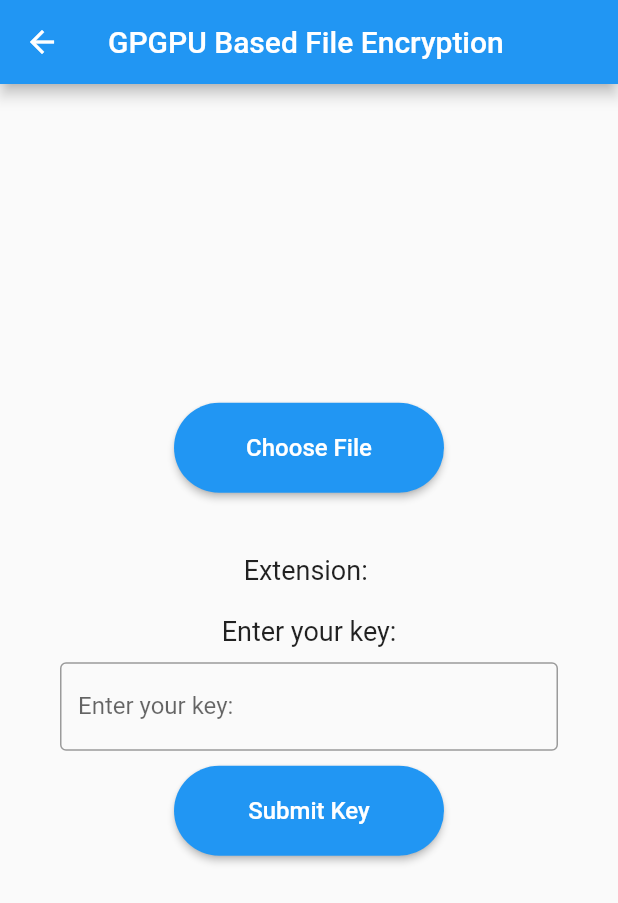
After one commit to HarshallSonawane/File-Encryption-and-Compression-Using-GPGPU, a Flutter app: the FilePick screen opened directly, after a tap on "Choose File", on a phone screen of 412 x 824 dp. The commit adds this screen. Shown: the top 903 px of the screen. Run offline on Flutter 3.47's test engine with Material 2 defaults, Android fonts, the light colour scheme and no system bars; our stand-ins replace file_picker, logger; missing offline and left inert: dart:ffi, flutter_window_close, win32, window_manager; Roboto replaces fonts that are missing (Cascadia Code).

Commit message:
Added Continous Flow to App

```diff
--- /dev/null
+++ b/os_gpu_detection/lib/FilePick.dart
@@ -0,0 +1,172 @@
+import 'dart:io';
+
+import 'package:flutter/material.dart';
+import 'package:file_picker/file_picker.dart';
+
+
+class FilePick extends StatefulWidget {
+
+  final String title;
+  final String imagePath;
+  final String description;
+
+
+  FilePick({
+    required this.title,
+    required this.imagePath,
+    required this.description,
+  });
+
+  @override
+  ChooseFile createState() => ChooseFile();
+}
+
+
+
+// ignore: must_be_immutable
+class ChooseFile extends State<FilePick> {
+
+
+  //We have the choice from previous menu here
+  late String title;
+  late String imagePath;
+  late String description;
+
+
+  @override
+  void initState() {
+    super.initState();
+    title = widget.title;
+    imagePath = widget.imagePath;
+    description = widget.description;
+  }
+
+  String fileExt = "";
+  String selectedFileName = "";
+  TextEditingController keyController = TextEditingController();
+  String submittedKey = "";
+
+
+
+    void _openFilePicker() async {
+    FilePickerResult? result = await FilePicker.platform.pickFiles(
+        allowMultiple: false,
+        dialogTitle: 'Select a File you would like to Compress',
+        type: FileType.custom,
+        allowedExtensions: [
+          'jpg',
+          'png',
+          'pdf',
+          'txt',
+          'mp4',
+          'mov',
+          'docx',
+          'heif',
+          'jpeg'
+        ]);
+
+    if (result != null) {
+      setState(() {
+        selectedFileName = result.files.first.name ?? "";
+        fileExt = result.files.first.extension ?? "";
+      });
+    }
+  }
+
+  void _submitKey() {
+    setState(() {
+      submittedKey = keyController.text;
+    });
+  }
+
+  @override
+  void dispose() {
+    keyController.dispose();
+    super.dispose();
+  }
+
+
+
+  @override
+  Widget build(BuildContext context) {
+    return Scaffold(
+      appBar: AppBar(
+        title: Text('GPGPU Based File Encryption'), // Display the title passed from the previous screen
+      ),
+      body: Center(
+
+        child: Column(
+
+          mainAxisAlignment: MainAxisAlignment.center,
+          children: <Widget>[
+            ElevatedButton(
+              onPressed: _openFilePicker,
+              child: Text('Choose File'),
+              style: ElevatedButton.styleFrom(
+                fixedSize: const Size(180, 60),
+                textStyle: const TextStyle(
+                    fontFamily: "Cascadia Code",
+                    fontSize: 16,
+                    fontWeight: FontWeight.w500),
+                shape: RoundedRectangleBorder(
+                    borderRadius: BorderRadius.circular(30))),
+            ),
+            SizedBox(height: 20),
+            Text(
+              selectedFileName,
+              style: TextStyle(fontSize: 18),
+            ),
+            Text(
+              "Extension: " + fileExt,
+              style: TextStyle(fontSize: 18),
+            ),
+            SizedBox(height: 20),
+            Text(
+              'Enter your key:',
+              style: TextStyle(fontSize: 18),
+            ),
+            SizedBox(height: 10),
+            Padding(
+              padding: const EdgeInsets.symmetric(horizontal: 40),
+              child: TextField(
+                controller: keyController,
+                decoration: const InputDecoration(
+                  border: OutlineInputBorder(),
+                  labelText: 'Enter your key:',
+                  counterText: '', // To remove the character counter
+                ),
+                maxLength: 16, // Maximum length
+                minLines: 1, // Minimum length
+              ),
+            ),
+            SizedBox(height: 10),
+            ElevatedButton(
+              onPressed: () {
+                _submitKey();
+                ScaffoldMessenger.of(context).showSnackBar(
+                  const SnackBar(
+                    content: Text('Key submitted'),
+                  ),
+                );
+              },
+              child: const Text('Submit Key'),
+              style: ElevatedButton.styleFrom(
+                fixedSize: const Size(180, 60),
+                textStyle: const TextStyle(
+                    fontFamily: "Cascadia Code",
+                    fontSize: 16,
+                    fontWeight: FontWeight.w500),
+                shape: RoundedRectangleBorder(
+                    borderRadius: BorderRadius.circular(30))),
+              ),
+            SizedBox(height: 20),
+            Text(
+              submittedKey,
+              style: TextStyle(fontSize: 18),
+            ),
+          ],
+        ),
+      ),
+    );
+  }
+}
--- a/os_gpu_detection/pubspec.yaml
+++ b/os_gpu_detection/pubspec.yaml
@@ -46,6 +46,7 @@ dependencies:
   process_run: ^0.13.1
   window_manager: ^0.3.6
   flutter_window_close: ^0.2.2
+  file_picker: ^6.0.0
 
 dev_dependencies:
   flutter_test:
```
Also changed, not shown: os_gpu_detection/lib/main.dart (+91 -11 lines), os_gpu_detection/pubspec.lock.
